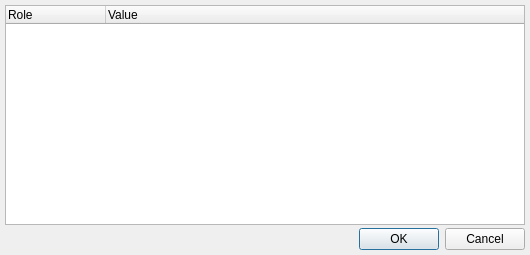
The window that v2/trunk/plugins/project/QMake/src/ui/UIItemSettings.ui (testmana2/mks) describes before a commit, drawn with Qt 5.
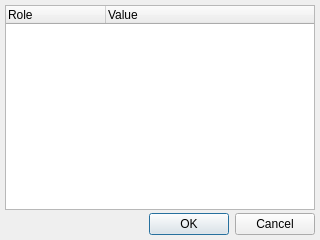
The same window after the commit.

```diff
--- a/v2/trunk/plugins/project/QMake/src/ui/UIItemSettings.ui
+++ b/v2/trunk/plugins/project/QMake/src/ui/UIItemSettings.ui
@@ -5,52 +5,30 @@
    <rect>
     <x>0</x>
     <y>0</y>
-    <width>530</width>
-    <height>255</height>
+    <width>320</width>
+    <height>240</height>
    </rect>
   </property>
   <property name="windowTitle" >
    <string>Edit item value...</string>
   </property>
-  <layout class="QGridLayout" >
-   <property name="margin" >
-    <number>5</number>
-   </property>
+  <layout class="QVBoxLayout" >
    <property name="spacing" >
     <number>3</number>
    </property>
-   <item row="1" column="1" >
-    <widget class="QDialogButtonBox" name="dbbButtons" >
-     <property name="sizePolicy" >
-      <sizepolicy>
-       <hsizetype>4</hsizetype>
-       <vsizetype>0</vsizetype>
-       <horstretch>0</horstretch>
-       <verstretch>0</verstretch>
-      </sizepolicy>
-     </property>
-     <property name="orientation" >
-      <enum>Qt::Horizontal</enum>
-     </property>
-     <property name="standardButtons" >
-      <set>QDialogButtonBox::Cancel|QDialogButtonBox::NoButton|QDialogButtonBox::Ok</set>
-     </property>
-    </widget>
-   </item>
-   <item row="1" column="0" >
-    <spacer>
-     <property name="orientation" >
-      <enum>Qt::Horizontal</enum>
-     </property>
-     <property name="sizeHint" >
-      <size>
-       <width>211</width>
-       <height>20</height>
-      </size>
-     </property>
-    </spacer>
-   </item>
-   <item row="0" column="0" colspan="2" >
+   <property name="leftMargin" >
+    <number>5</number>
+   </property>
+   <property name="topMargin" >
+    <number>5</number>
+   </property>
+   <property name="rightMargin" >
+    <number>5</number>
+   </property>
+   <property name="bottomMargin" >
+    <number>5</number>
+   </property>
+   <item>
     <widget class="QTreeWidget" name="twValueRoles" >
      <property name="editTriggers" >
       <set>QAbstractItemView::CurrentChanged</set>
@@ -82,6 +60,16 @@
      </column>
     </widget>
    </item>
+   <item>
+    <widget class="QDialogButtonBox" name="dbbButtons" >
+     <property name="orientation" >
+      <enum>Qt::Horizontal</enum>
+     </property>
+     <property name="standardButtons" >
+      <set>QDialogButtonBox::Cancel|QDialogButtonBox::NoButton|QDialogButtonBox::Ok</set>
+     </property>
+    </widget>
+   </item>
   </layout>
  </widget>
  <resources>
```
